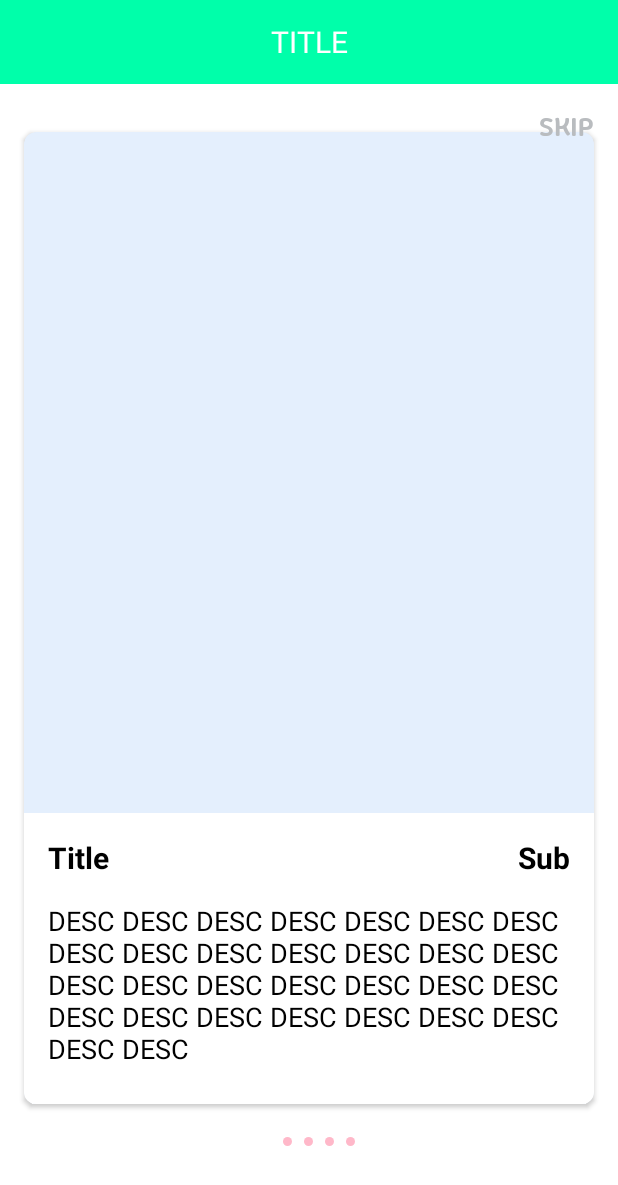
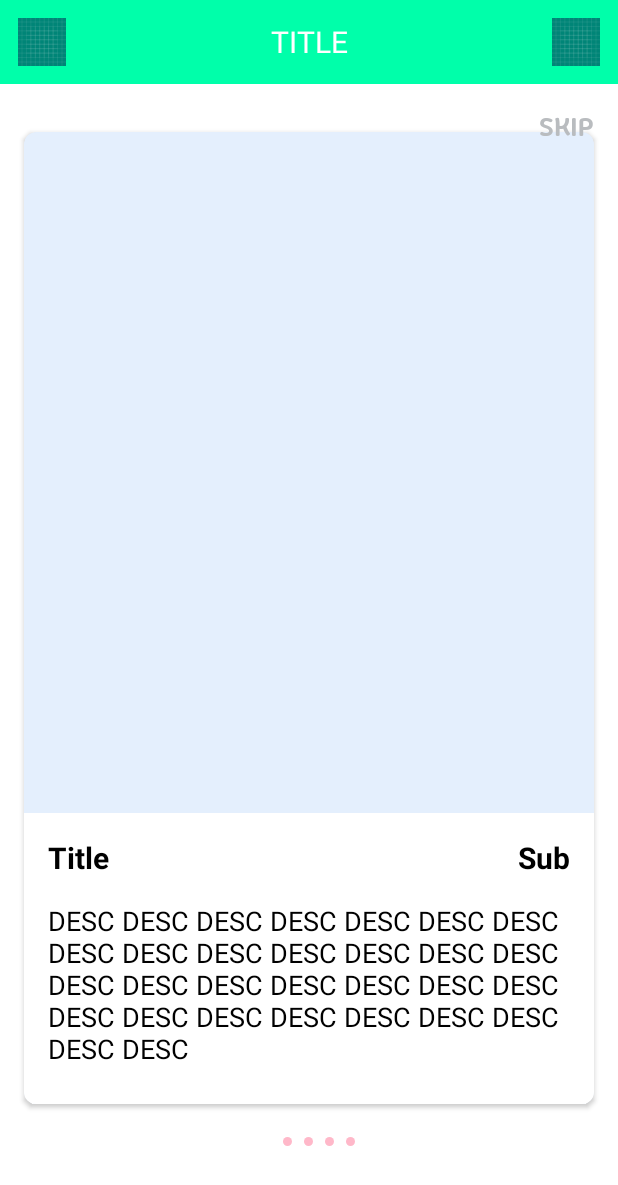
Before and after one commit to raatasamut/Tutorial, an Android app: the screen it shows after launch (SimpleTutorial), on a phone screen of 412 x 824 dp. Shown: the top 1185 px of the screen. Run offline under Robolectric (Android 15) with nearby library versions, the phone set to English and light mode, and no system bars; pictures from the network do not load.

Commit message:
Add bar icon

```diff
--- a/app/build.gradle
+++ b/app/build.gradle
@@ -5,11 +5,11 @@ apply plugin: 'kotlin-android'
 apply plugin: 'kotlin-android-extensions'
 
 android {
-    compileSdkVersion 28
+    compileSdkVersion 29
     defaultConfig {
         applicationId "com.appimake.tutorial"
         minSdkVersion 22
-        targetSdkVersion 28
+        targetSdkVersion 29
         versionCode 2
         versionName "1.1.0"
         testInstrumentationRunner "androidx.test.runner.AndroidJUnitRunner"
@@ -25,7 +25,7 @@ android {
 dependencies {
     implementation fileTree(include: ['*.jar'], dir: 'libs')
     implementation "org.jetbrains.kotlin:kotlin-stdlib-jdk7:$kotlin_version"
-    implementation 'androidx.appcompat:appcompat:1.0.2'
+    implementation 'androidx.appcompat:appcompat:1.1.0'
     implementation 'androidx.constraintlayout:constraintlayout:1.1.3'
     testImplementation 'junit:junit:4.12'
     androidTestImplementation 'androidx.test:runner:1.2.0'
--- a/app/src/main/java/com/appimake/tutorial/MainActivity.kt
+++ b/app/src/main/java/com/appimake/tutorial/MainActivity.kt
@@ -2,11 +2,15 @@ package com.appimake.tutorial
 
 import android.graphics.Color
 import android.os.Bundle
+import android.view.View
+import android.widget.Button
+import android.widget.ImageView
+import android.widget.LinearLayout
+import android.widget.Toast
+import androidx.appcompat.app.AppCompatActivity
 import androidx.core.content.res.ResourcesCompat
-import androidx.appcompat.app.AppCompatActivity
-import android.text.Layout
-import android.widget.*
 import com.appimake.simpletutorial.Tutorial
+import com.appimake.simpletutorial.TutorialButton
 import com.appimake.simpletutorial.models.*
 import com.appimake.simpletutorial.util.dpToPx
 import kotlinx.android.synthetic.main.activity_main.*
@@ -104,7 +108,19 @@ class MainActivity : AppCompatActivity() {
             closeView = btClose,
             skipText = "SKIP",
             barTitle = "TITLE",
-            barHexColor = "#00FFAA"
+            barHexColor = "#00FFAA",
+            barIconLeft = TutorialButton(
+                resources.getDrawable(R.drawable.ic_launcher_background, null),
+                View.OnClickListener {
+                    Toast.makeText(this, "Click: LEFT", Toast.LENGTH_SHORT).show()
+                }
+            ),
+            barIconRight = TutorialButton(
+                resources.getDrawable(R.drawable.ic_launcher_background, null),
+                View.OnClickListener {
+                    Toast.makeText(this, "Click: RIGHT", Toast.LENGTH_SHORT).show()
+                }
+            )
         ).show(this)
     }
 }
--- a/simpletutorial/src/main/java/com/appimake/simpletutorial/SimpleTutorial.kt
+++ b/simpletutorial/src/main/java/com/appimake/simpletutorial/SimpleTutorial.kt
@@ -4,18 +4,12 @@ import android.graphics.Color
 import android.graphics.drawable.Drawable
 import android.graphics.drawable.GradientDrawable
 import android.os.Bundle
-import androidx.fragment.app.Fragment
-import androidx.fragment.app.FragmentManager
-import androidx.fragment.app.FragmentPagerAdapter
-import androidx.viewpager.widget.ViewPager
-import androidx.appcompat.app.AppCompatActivity
-import android.view.LayoutInflater
 import android.view.View
 import android.view.ViewGroup
 import android.widget.ImageView
 import android.widget.LinearLayout
+import androidx.appcompat.app.AppCompatActivity
 import com.appimake.simpletutorial.models.CardImageWithDescModel
-import com.appimake.simpletutorial.models.SimpleModel
 import com.appimake.simpletutorial.models.WeMoStyleModel
 import com.appimake.simpletutorial.util.dpToPx
 import com.appimake.simpletutorial.view.CardImageWithDescFragment
@@ -23,7 +17,6 @@ import com.appimake.simpletutorial.view.SimpleModelFragment
 import com.appimake.simpletutorial.view.WeMoModelFragment
 import kotlinx.android.synthetic.main.activity_simple_tutorial.*
 import kotlinx.android.synthetic.main.activity_simple_tutorial.view.*
-import kotlinx.android.synthetic.main.fragment_simple_tutorial.view.*
 
 
 class SimpleTutorial : AppCompatActivity() {
@@ -42,26 +35,32 @@ class SimpleTutorial : AppCompatActivity() {
 
         setIndicator(0)
 
-        container.addOnPageChangeListener(object : androidx.viewpager.widget.ViewPager.OnPageChangeListener {
+        container.addOnPageChangeListener(object :
+            androidx.viewpager.widget.ViewPager.OnPageChangeListener {
             override fun onPageScrollStateChanged(state: Int) {}
 
-            override fun onPageScrolled(position: Int, positionOffset: Float, positionOffsetPixels: Int) {}
+            override fun onPageScrolled(
+                position: Int,
+                positionOffset: Float,
+                positionOffsetPixels: Int
+            ) {
+            }
 
             override fun onPageSelected(position: Int) {
                 setIndicator(position)
 
-                if(Tutorial.pageList.size -1 == position){
-                    container_close.visibility =  View.VISIBLE
-                    container_cv_close.visibility =  View.VISIBLE
-                    container_skip.visibility =  View.INVISIBLE
+                if (Tutorial.pageList.size - 1 == position) {
+                    container_close.visibility = View.VISIBLE
+                    container_cv_close.visibility = View.VISIBLE
+                    container_skip.visibility = View.INVISIBLE
                     Tutorial.closeView?.let {
-                        container_cn_close.visibility =  View.INVISIBLE
+                        container_cn_close.visibility = View.INVISIBLE
                     }
                 } else {
-                    container_skip.visibility =  View.VISIBLE
-                    container_close.visibility =  View.INVISIBLE
-                    container_cv_close.visibility =  View.INVISIBLE
-                    container_cn_close.visibility =  View.VISIBLE
+                    container_skip.visibility = View.VISIBLE
+                    container_close.visibility = View.INVISIBLE
+                    container_cv_close.visibility = View.INVISIBLE
+                    container_cn_close.visibility = View.VISIBLE
                 }
             }
         })
@@ -75,13 +74,23 @@ class SimpleTutorial : AppCompatActivity() {
         }
     }
 
-    private fun setOption(){
+    private fun setOption() {
 
         header_cn.apply {
             Tutorial.barTitle?.let {
                 this.visibility = View.VISIBLE
                 this.header_cn_title.text = it
+            }
+            Tutorial.barIconLeft?.let {
+                this.visibility = View.VISIBLE
+                this.header_cn_ic_left.setImageDrawable(it.icon)
+                this.header_cn_ic_left.setOnClickListener(it.onClickListener)
+            }
 
+            Tutorial.barIconRight?.let {
+                this.visibility = View.VISIBLE
+                this.header_cn_ic_right.setImageDrawable(it.icon)
+                this.header_cn_ic_right.setOnClickListener(it.onClickListener)
             }
 
             Tutorial.barHexColor?.let {
@@ -94,7 +103,7 @@ class SimpleTutorial : AppCompatActivity() {
         main_content.apply {
             Tutorial.background?.let {
 
-                when(it){
+                when (it) {
                     is Int -> setBackgroundColor(it)
                     is Drawable -> background = it
                 }
@@ -146,13 +155,20 @@ class SimpleTutorial : AppCompatActivity() {
         Tutorial.pageList.forEachIndexed { index, _ ->
             val drawable = GradientDrawable()
 
-            drawable.setColor(if (index == position) Color.parseColor(Tutorial.indicatorSelectHex) else Color.parseColor(Tutorial.indicatorDeselectHex))
+            drawable.setColor(
+                if (index == position) Color.parseColor(Tutorial.indicatorSelectHex) else Color.parseColor(
+                    Tutorial.indicatorDeselectHex
+                )
+            )
             drawable.shape = GradientDrawable.OVAL
             drawable.setSize(dpToPx(6f).toInt(), dpToPx(6f).toInt())
 
             val iv = ImageView(this)
             iv.setImageDrawable(drawable)
-            val lp = LinearLayout.LayoutParams(ViewGroup.LayoutParams.WRAP_CONTENT, ViewGroup.LayoutParams.WRAP_CONTENT)
+            val lp = LinearLayout.LayoutParams(
+                ViewGroup.LayoutParams.WRAP_CONTENT,
+                ViewGroup.LayoutParams.WRAP_CONTENT
+            )
             lp.marginStart = dpToPx(4f).toInt()
             lp.marginEnd = dpToPx(4f).toInt()
             iv.layoutParams = lp
@@ -161,10 +177,11 @@ class SimpleTutorial : AppCompatActivity() {
         }
     }
 
-    inner class SectionsPagerAdapter(fm: androidx.fragment.app.FragmentManager) : androidx.fragment.app.FragmentPagerAdapter(fm) {
+    inner class SectionsPagerAdapter(fm: androidx.fragment.app.FragmentManager) :
+        androidx.fragment.app.FragmentPagerAdapter(fm) {
 
         override fun getItem(position: Int): androidx.fragment.app.Fragment {
-            when(Tutorial.pageList.get(position)){
+            when (Tutorial.pageList.get(position)) {
                 is WeMoStyleModel -> return WeMoModelFragment.newInstance(position)
                 is CardImageWithDescModel -> return CardImageWithDescFragment.newInstance(position)
                 else -> return SimpleModelFragment.newInstance(position)
--- a/simpletutorial/src/main/java/com/appimake/simpletutorial/Tutorial.kt
+++ b/simpletutorial/src/main/java/com/appimake/simpletutorial/Tutorial.kt
@@ -5,8 +5,14 @@ import android.content.Context
 import android.content.Intent
 import android.graphics.Color
 import android.graphics.Typeface
+import android.graphics.drawable.Drawable
 import android.view.View
 import com.appimake.simpletutorial.models.TutorialModel
+
+data class TutorialButton(
+    val icon: Drawable,
+    val onClickListener: View.OnClickListener
+)
 
 @SuppressLint("StaticFieldLeak")
 object Tutorial {
@@ -17,6 +23,8 @@ object Tutorial {
     var fontSize: Float = 18f
     var fontColor: Int = Color.WHITE
 
+    var barIconLeft: TutorialButton? = null
+    var barIconRight: TutorialButton? = null
     var barTitle: String? = null
     var barHexColor: String? = null
 
@@ -54,7 +62,9 @@ object Tutorial {
         closeView: View? = null,
         skipText: String? = null,
         barHexColor: String? = null,
-        barTitle: String? = null
+        barTitle: String? = null,
+        barIconLeft: TutorialButton? = null,
+        barIconRight: TutorialButton? = null
     ): Tutorial {
         this.fontTypeFace = fontTypeFace
         this.fontSize = fontSize
@@ -67,6 +77,8 @@ object Tutorial {
         this.skipText = skipText
         this.barHexColor = barHexColor
         this.barTitle = barTitle
+        this.barIconLeft = barIconLeft
+        this.barIconRight = barIconRight
         return this
     }
 
--- a/simpletutorial/src/main/res/layout/activity_simple_tutorial.xml
+++ b/simpletutorial/src/main/res/layout/activity_simple_tutorial.xml
@@ -16,15 +16,26 @@
             android:orientation="horizontal"
             android:background="@android:color/darker_gray"
             android:gravity="center_vertical"
-            android:padding="@dimen/app_padding"
             android:visibility="gone">
+
+        <ImageView
+                android:id="@+id/header_cn_ic_left"
+                android:layout_width="?android:attr/actionBarSize"
+                android:layout_height="?android:attr/actionBarSize"
+                android:padding="@dimen/app_menu_padding" />
         <TextView
                 android:id="@+id/header_cn_title"
-                android:layout_width="match_parent"
+                android:layout_width="0dp"
                 android:layout_height="wrap_content"
-                android:text="TITLE"
+                android:layout_weight="1"
                 android:textColor="@android:color/white"
                 android:textSize="@dimen/default_title" android:gravity="center"/>
+
+        <ImageView
+                android:id="@+id/header_cn_ic_right"
+                android:layout_width="?android:attr/actionBarSize"
+                android:layout_height="?android:attr/actionBarSize"
+                android:padding="@dimen/app_menu_padding" />
     </LinearLayout>
 
     <RelativeLayout
--- a/simpletutorial/src/main/res/values/dimens.xml
+++ b/simpletutorial/src/main/res/values/dimens.xml
@@ -3,6 +3,8 @@
     <dimen name="activity_vertical_margin">16dp</dimen>
 
     <dimen name="app_padding">8dp</dimen>
+
+    <dimen name="app_menu_padding">12dp</dimen>
 
     <dimen name="cell_h_padding">48dp</dimen>
     <dimen name="cell_xh_padding">72dp</dimen>
```
Also changed, not shown: simpletutorial/build.gradle (+4 -4 lines).
